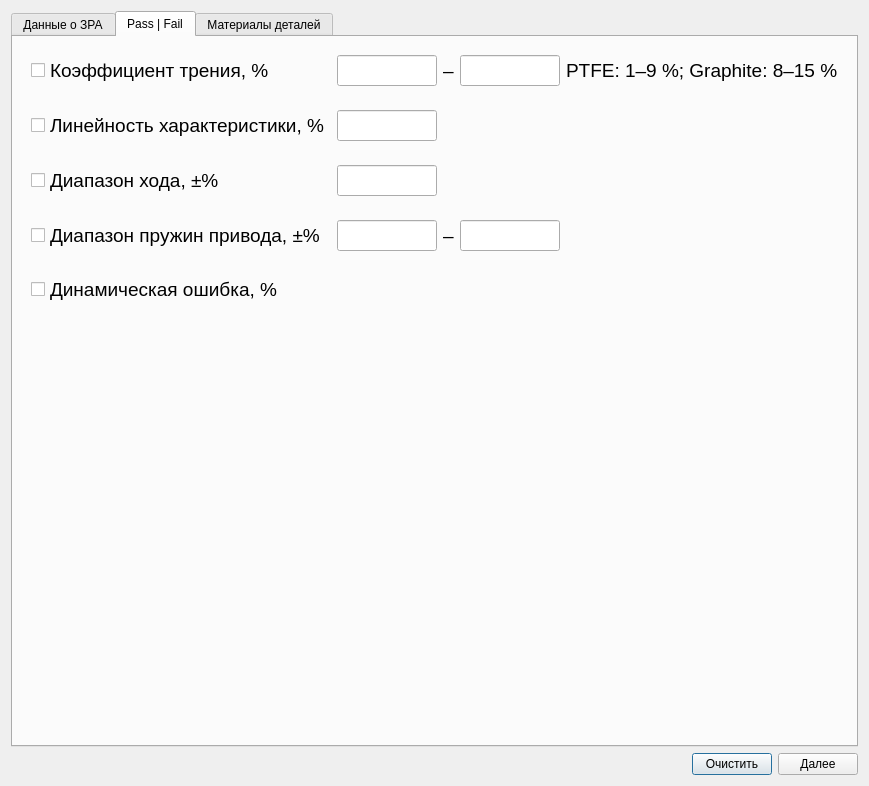
This is Src/Ui/Setup/ValveWindow.ui in Rekvim/MpiSkiLite as Qt 5 draws it before an edit. The edited form follows.
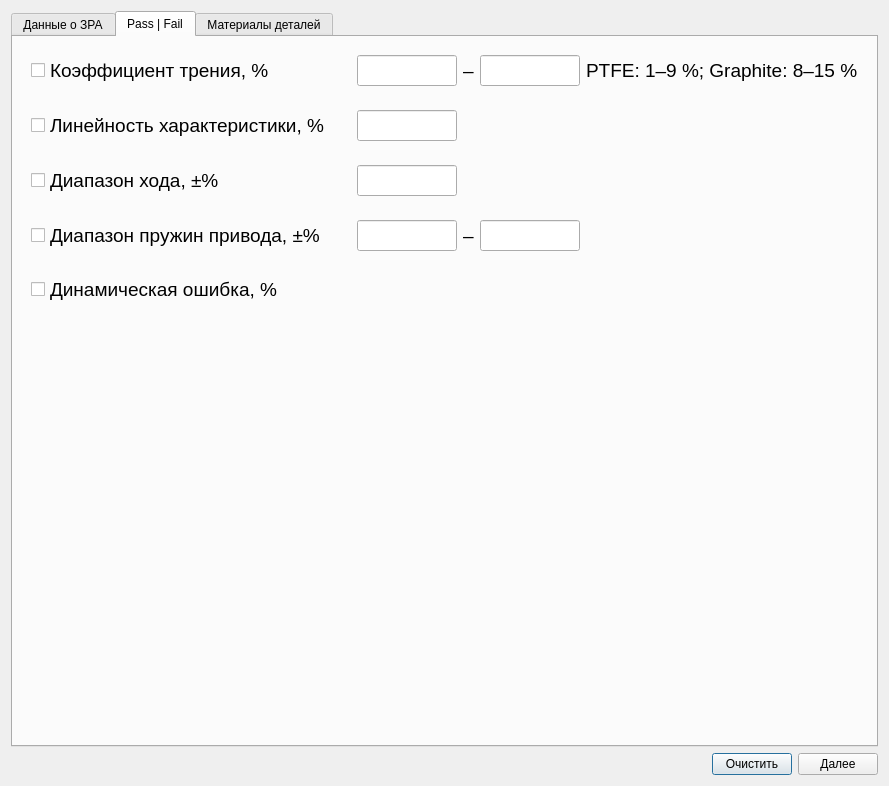
This is the edited form. The open tabs and pages were chosen to show the change.

Diff of the .ui file:
```diff
--- a/Src/Ui/Setup/ValveWindow.ui
+++ b/Src/Ui/Setup/ValveWindow.ui
@@ -6,7 +6,7 @@
    <rect>
     <x>0</x>
     <y>0</y>
-    <width>853</width>
+    <width>864</width>
     <height>786</height>
    </rect>
   </property>
@@ -2113,13 +2113,13 @@
             </property>
             <property name="minimumSize">
              <size>
-              <width>300</width>
+              <width>320</width>
               <height>0</height>
              </size>
             </property>
             <property name="maximumSize">
              <size>
-              <width>300</width>
+              <width>320</width>
               <height>16777215</height>
              </size>
             </property>
@@ -2246,13 +2246,13 @@
             </property>
             <property name="minimumSize">
              <size>
-              <width>300</width>
+              <width>320</width>
               <height>0</height>
              </size>
             </property>
             <property name="maximumSize">
              <size>
-              <width>300</width>
+              <width>320</width>
               <height>16777215</height>
              </size>
             </property>
@@ -2325,13 +2325,13 @@
             </property>
             <property name="minimumSize">
              <size>
-              <width>300</width>
+              <width>320</width>
               <height>0</height>
              </size>
             </property>
             <property name="maximumSize">
              <size>
-              <width>300</width>
+              <width>320</width>
               <height>16777215</height>
              </size>
             </property>
@@ -2409,13 +2409,13 @@
             </property>
             <property name="minimumSize">
              <size>
-              <width>300</width>
+              <width>320</width>
               <height>0</height>
              </size>
             </property>
             <property name="maximumSize">
              <size>
-              <width>300</width>
+              <width>320</width>
               <height>16777215</height>
              </size>
             </property>
@@ -2536,13 +2536,13 @@
             </property>
             <property name="minimumSize">
              <size>
-              <width>300</width>
+              <width>320</width>
               <height>0</height>
              </size>
             </property>
             <property name="maximumSize">
              <size>
-              <width>300</width>
+              <width>320</width>
               <height>16777215</height>
              </size>
             </property>
```
